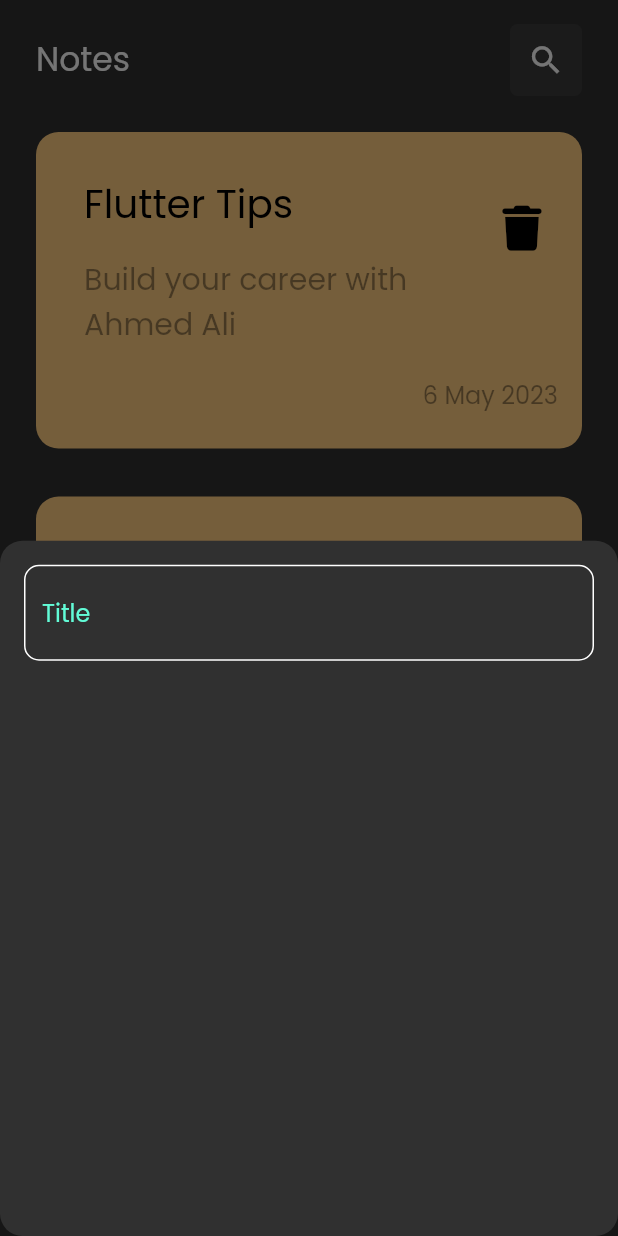
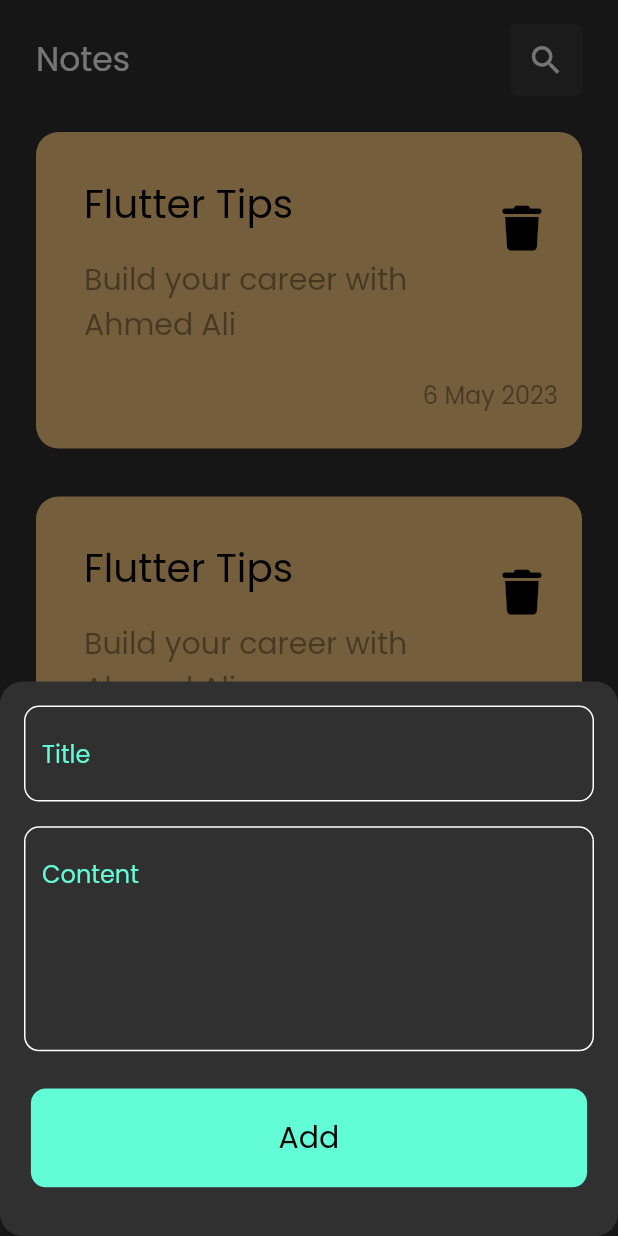
Before and after one commit to AhmedAli807/note, a Flutter app: the screen it shows after launch, after a tap on the "add" icon, on a phone screen of 412 x 824 dp. Run offline on Flutter 3.47's test engine with Material 2 defaults, Android fonts, the phone set to English and light mode, and no system bars; our stand-ins replace font_awesome_flutter.

Commit message:
Add CustomButton

```diff
--- a/lib/views/widgets/custom_bottom_sheet.dart
+++ b/lib/views/widgets/custom_bottom_sheet.dart
@@ -1,4 +1,5 @@
 import 'package:flutter/material.dart';
+import 'package:untitled11/views/widgets/custom_button.dart';
 import 'package:untitled11/views/widgets/custom_text_field.dart';
 
 class CustomBottomSheet extends StatelessWidget {
@@ -6,13 +7,29 @@ class CustomBottomSheet extends StatelessWidget {
 
   @override
   Widget build(BuildContext context) {
+    var height=MediaQuery.of(context).size.height;
+    var width=MediaQuery.of(context).size.width;
     return Padding(
       padding: const EdgeInsets.symmetric(vertical: 16.0,
       horizontal: 16),
-      child: Column(
-        children: const [
-          CustomTextField()
-        ],
+      child: SingleChildScrollView(
+        scrollDirection: Axis.vertical,
+        child: Column(
+          children:  [
+            CustomTextField(hint: 'Title'),
+            SizedBox(
+              height: height*0.02,
+            ),
+            CustomTextField(hint: 'Content',maxLine: 5,),
+            SizedBox(
+              height: height*0.03,
+            ),
+            const CustomButton(),
+            SizedBox(
+              height: height*0.02,
+            )
+          ],
+        ),
       ),
     );
   }
--- /dev/null
+++ b/lib/views/widgets/custom_button.dart
@@ -0,0 +1,26 @@
+import 'package:flutter/material.dart';
+import 'package:untitled11/constants.dart';
+
+class CustomButton extends StatelessWidget {
+  const CustomButton({Key? key}) : super(key: key);
+
+  @override
+  Widget build(BuildContext context) {
+    var height =MediaQuery.of(context).size.height;
+    var width =MediaQuery.of(context).size.width;
+    return Container(
+      height: height*0.08,
+      width: width*0.9,
+      decoration: BoxDecoration(
+        color: kPrimaryColor,
+        borderRadius: BorderRadius.circular(10)
+      ),
+      child: MaterialButton(
+        onPressed: (){},
+        child: const Text('Add',
+        style: TextStyle(fontSize: 20,
+        color: Colors.black),),
+      ),
+    );
+  }
+}
--- a/lib/views/widgets/custom_text_field.dart
+++ b/lib/views/widgets/custom_text_field.dart
@@ -1,14 +1,16 @@
 import 'package:flutter/material.dart';
 import 'package:untitled11/constants.dart';
 class CustomTextField extends StatelessWidget {
-  const CustomTextField({Key? key}) : super(key: key);
-
+   CustomTextField({required this.hint,this.maxLine=1,Key? key}) : super(key: key);
+  String?hint;
+  int?maxLine;
   @override
   Widget build(BuildContext context) {
     return TextField(
+      maxLines: maxLine,
       cursorColor: kPrimaryColor,
       decoration: InputDecoration(
-        hintText: 'Title',
+        hintText: hint,
         hintStyle:  const TextStyle(
         color:  kPrimaryColor
         ),
```
